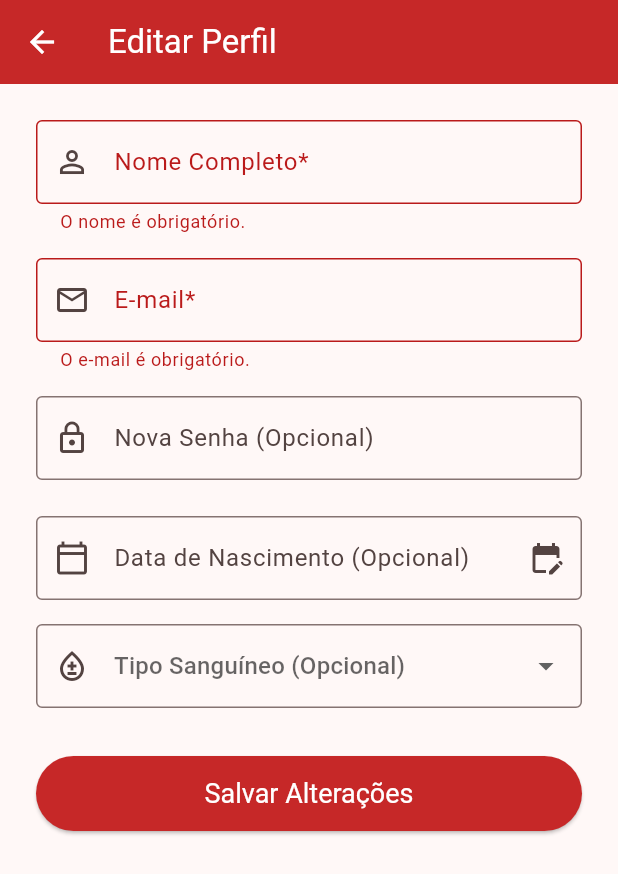
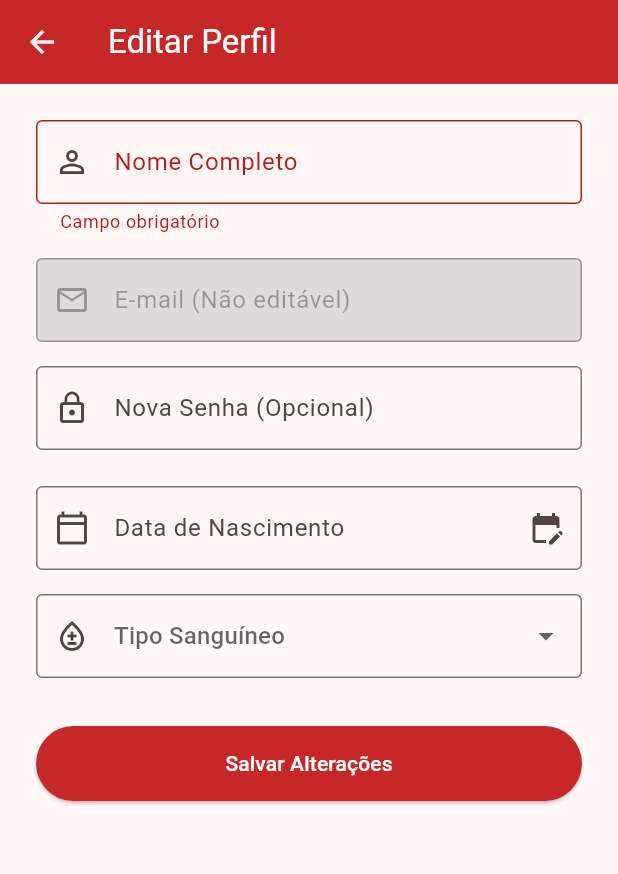
Before and after one commit to diegovitorportella/gotas-de-esperanca, a Flutter app: the EditarPerfilScreen screen opened directly with empty values, after a tap on "Salvar Alterações", on a phone screen of 412 x 824 dp. Shown: the top 874 px of the screen. Run offline on Flutter 3.47's test engine with Material 3 defaults, Android fonts, the phone set to English and light mode, and no system bars; our stand-ins replace firebase_auth, firebase_core, firebase_database, flutter_map, geolocator, latlong2 and 2 more; accounts and stored records are empty.

Commit message:
Implementa Login e Perfil com Firebase Realtime Database

```diff
--- a/lib/editar_perfil_screen.dart
+++ b/lib/editar_perfil_screen.dart
@@ -1,8 +1,8 @@
 import 'package:flutter/material.dart';
-import 'package:gotas_de_esperanca/helpers/database_helper.dart';
+import 'package:firebase_auth/firebase_auth.dart';
+import 'package:firebase_database/firebase_database.dart';
 
 class EditarPerfilScreen extends StatefulWidget {
-  // 1. Recebe os dados atuais do perfil
   final Map<String, dynamic> perfilData;
 
   const EditarPerfilScreen({super.key, required this.perfilData});
@@ -13,8 +13,8 @@ class EditarPerfilScreen extends StatefulWidget {
 
 class _EditarPerfilScreenState extends State<EditarPerfilScreen> {
   final _nomeController = TextEditingController();
-  final _emailController = TextEditingController();
-  final _senhaController = TextEditingController(); // Para *nova* senha
+  final _emailController = TextEditingController(); // Apenas leitura visual por segurança
+  final _senhaController = TextEditingController();
   final _dataNascimentoController = TextEditingController();
   String? _tipoSanguineoSelecionado;
 
@@ -27,12 +27,11 @@ class _EditarPerfilScreenState extends State<EditarPerfilScreen> {
   @override
   void initState() {
     super.initState();
-    // 2. Pré-preenche os campos com os dados existentes
+    // Preenche com os dados vindos do Firebase (chaves em snake_case ou camelCase dependendo de como salvou)
     _nomeController.text = widget.perfilData['nome'] ?? '';
     _emailController.text = widget.perfilData['email'] ?? '';
-    // Deixamos a senha em branco por segurança. O usuário digita se quiser mudar.
-    _dataNascimentoController.text = widget.perfilData['dataNascimento'] ?? '';
-    _tipoSanguineoSelecionado = widget.perfilData['tipoSanguineo'];
+    _dataNascimentoController.text = widget.perfilData['data_nascimento'] ?? '';
+    _tipoSanguineoSelecionado = widget.perfilData['tipo_sanguineo'];
   }
 
   @override
@@ -44,71 +43,81 @@ class _EditarPerfilScreenState extends State<EditarPerfilScreen> {
     super.dispose();
   }
 
-  // 3. Função para Salvar (em vez de cadastrar)
   Future<void> _salvar() async {
     if (!_formKey.currentState!.validate()) {
       return;
     }
 
-    setState(() { _isLoading = true; });
-
-    // Se o campo senha estiver vazio, mantém a senha antiga (do widget.perfilData)
-    // Se estiver preenchido, usa a nova senha.
-    final String senhaParaSalvar = _senhaController.text.isNotEmpty
-        ? _senhaController.text // <<< Idealmente, aplicar HASH aqui
-        : widget.perfilData['senha']; // Mantém a senha antiga
+    setState(() => _isLoading = true);
 
     try {
-      final result = await DatabaseHelper.updateUserProfile(
-        nome: _nomeController.text,
-        email: _emailController.text,
-        senha: senhaParaSalvar, // Salva a senha (antiga ou nova)
-        dataNascimento: _dataNascimentoController.text.isNotEmpty ? _dataNascimentoController.text : null,
-        tipoSanguineo: _tipoSanguineoSelecionado,
-      );
+      final user = FirebaseAuth.instance.currentUser;
+      if (user == null) return;
 
-      setState(() { _isLoading = false; });
+      // 1. Atualizar dados no Realtime Database
+      final userRef = FirebaseDatabase.instance.ref("usuarios/${user.uid}");
+      await userRef.update({
+        "nome": _nomeController.text.trim(),
+        "data_nascimento": _dataNascimentoController.text,
+        "tipo_sanguineo": _tipoSanguineoSelecionado,
+      });
 
-      if (result > 0) {
+      // 2. Atualizar Senha (se o usuário digitou algo)
+      if (_senhaController.text.isNotEmpty) {
+        await user.updatePassword(_senhaController.text.trim());
+      }
+
+      // 3. Atualizar Email (se o usuário mudou) - Cuidado: isso pode deslogar o usuário
+      // Por simplicidade, vamos manter o email apenas visual ou bloquear edição se preferir.
+      if (_emailController.text.trim() != user.email) {
+        // await user.verifyBeforeUpdateEmail(_emailController.text.trim());
+        // Scenarios de mudança de email exigem reautenticação sensível.
+        // Vamos pular por enquanto para evitar crashes.
+      }
+
+      setState(() => _isLoading = false);
+
       if (mounted) {
         ScaffoldMessenger.of(context).showSnackBar(
           const SnackBar(content: Text('Perfil atualizado com sucesso!'), backgroundColor: Colors.green),
         );
-          // 4. Volta para a tela anterior (Perfil) e retorna 'true'
-          Navigator.pop(context, true);
+        Navigator.pop(context, true); // Retorna true para recarregar a tela anterior
       }
-      } else {
+
+    } on FirebaseAuthException catch (e) {
+      setState(() => _isLoading = false);
+      String msg = 'Erro ao atualizar.';
+      if (e.code == 'requires-recent-login') {
+        msg = 'Para mudar a senha, faça logout e login novamente.';
+      } else if (e.code == 'weak-password') {
+        msg = 'A senha é muito fraca.';
+      }
       if (mounted) {
         ScaffoldMessenger.of(context).showSnackBar(
-            const SnackBar(content: Text('Erro ao atualizar. O e-mail pode já estar em uso por outra conta.'), backgroundColor: Colors.red),
+          SnackBar(content: Text(msg), backgroundColor: Colors.red),
         );
       }
-      }
     } catch (e) {
-      setState(() { _isLoading = false; });
-      debugPrint("Erro ao salvar perfil: $e");
+      setState(() => _isLoading = false);
       if (mounted) {
         ScaffoldMessenger.of(context).showSnackBar(
-          const SnackBar(content: Text('Ocorreu um erro inesperado.'), backgroundColor: Colors.red),
+          SnackBar(content: Text('Erro: $e'), backgroundColor: Colors.red),
         );
       }
     }
   }
 
   Future<void> _selectDate(BuildContext context) async {
-    // ... (Código do _selectDate é idêntico ao do cadastro_screen.dart) ...
-    DateTime? initialDate;
+    DateTime initialDate = DateTime.now();
     try {
-      // Tenta usar a data que já estava salva
-      initialDate = DateTime.tryParse(_dataNascimentoController.text);
-    } catch (e) {
-      // se falhar, usa a data de hoje
-      initialDate = DateTime.now();
+      if (_dataNascimentoController.text.isNotEmpty) {
+        initialDate = DateTime.parse(_dataNascimentoController.text);
       }
+    } catch (_) {}
 
     final DateTime? picked = await showDatePicker(
       context: context,
-      initialDate: initialDate ?? DateTime.now(),
+      initialDate: initialDate,
       firstDate: DateTime(1900),
       lastDate: DateTime.now(),
       locale: const Locale('pt', 'BR'),
@@ -121,7 +130,6 @@ class _EditarPerfilScreenState extends State<EditarPerfilScreen> {
   @override
   Widget build(BuildContext context) {
     return Scaffold(
-      // 5. Título atualizado
       appBar: AppBar(
         title: const Text('Editar Perfil'),
         backgroundColor: const Color(0xFFC62828),
@@ -137,95 +145,45 @@ class _EditarPerfilScreenState extends State<EditarPerfilScreen> {
               children: <Widget>[
                 TextFormField(
                   controller: _nomeController,
-                  decoration: const InputDecoration(
-                    labelText: 'Nome Completo*',
-                    border: OutlineInputBorder(),
-                    prefixIcon: Icon(Icons.person_outline),
-                  ),
-                  keyboardType: TextInputType.name,
+                  decoration: const InputDecoration(labelText: 'Nome Completo', border: OutlineInputBorder(), prefixIcon: Icon(Icons.person_outline)),
                   textCapitalization: TextCapitalization.words,
-                  validator: (value) {
-                    if (value == null || value.isEmpty) return 'O nome é obrigatório.';
-                    return null;
-                  },
+                  validator: (v) => v!.isEmpty ? 'Campo obrigatório' : null,
                 ),
                 const SizedBox(height: 16.0),
                 TextFormField(
                   controller: _emailController,
-                  decoration: const InputDecoration(
-                    labelText: 'E-mail*',
-                    border: OutlineInputBorder(),
-                    prefixIcon: Icon(Icons.email_outlined),
-                  ),
-                  keyboardType: TextInputType.emailAddress,
-                  validator: (value) {
-                    if (value == null || value.isEmpty || !value.contains('@')) return 'O e-mail é obrigatório.';
-                    return null;
-                  },
+                  enabled: false, // Desabilitado para evitar complexidade de reautenticação
+                  decoration: const InputDecoration(labelText: 'E-mail (Não editável)', border: OutlineInputBorder(), prefixIcon: Icon(Icons.email_outlined), filled: true, fillColor: Colors.black12),
                 ),
                 const SizedBox(height: 16.0),
                 TextFormField(
                   controller: _senhaController,
                   obscureText: true,
-                  decoration: const InputDecoration(
-                    // 6. Texto de ajuda atualizado
-                    labelText: 'Nova Senha (Opcional)',
-                    hintText: 'Deixe em branco para manter a senha atual',
-                    border: OutlineInputBorder(),
-                    prefixIcon: Icon(Icons.lock_outline),
-                  ),
-                  // Validação de senha agora é opcional
+                  decoration: const InputDecoration(labelText: 'Nova Senha (Opcional)', hintText: 'Deixe vazio para manter a atual', border: OutlineInputBorder(), prefixIcon: Icon(Icons.lock_outline)),
                 ),
                 const SizedBox(height: 24.0),
                 TextFormField(
                   controller: _dataNascimentoController,
-                  decoration: InputDecoration(
-                      labelText: 'Data de Nascimento (Opcional)',
-                      border: const OutlineInputBorder(),
-                      prefixIcon: const Icon(Icons.calendar_today_outlined),
-                      suffixIcon: IconButton(
-                        icon: const Icon(Icons.edit_calendar),
-                        onPressed: () => _selectDate(context),
-                      )),
+                  decoration: InputDecoration(labelText: 'Data de Nascimento', border: const OutlineInputBorder(), prefixIcon: const Icon(Icons.calendar_today_outlined), suffixIcon: IconButton(icon: const Icon(Icons.edit_calendar), onPressed: () => _selectDate(context))),
                   readOnly: true,
                   onTap: () => _selectDate(context),
                 ),
                 const SizedBox(height: 16.0),
                 DropdownButtonFormField<String>(
                   value: _tipoSanguineoSelecionado,
-                  hint: const Text('Tipo Sanguíneo (Opcional)'),
-                  decoration: const InputDecoration(
-                    border: OutlineInputBorder(),
-                    prefixIcon: Icon(Icons.bloodtype_outlined),
-                  ),
-                  items: _tiposSanguineos.map((String tipo) {
-                    return DropdownMenuItem<String>(
-                      value: tipo,
-                      child: Text(tipo),
-                    );
-                  }).toList(),
-                  onChanged: (String? newValue) {
-                    setState(() {
-                      _tipoSanguineoSelecionado = newValue;
-                    });
-                  },
+                  hint: const Text('Tipo Sanguíneo'),
+                  decoration: const InputDecoration(border: OutlineInputBorder(), prefixIcon: Icon(Icons.bloodtype_outlined)),
+                  items: _tiposSanguineos.map((type) => DropdownMenuItem(value: type, child: Text(type))).toList(),
+                  onChanged: (v) => setState(() => _tipoSanguineoSelecionado = v),
                 ),
                 const SizedBox(height: 32.0),
                 _isLoading
                     ? const Center(child: CircularProgressIndicator(color: Color(0xFFC62828)))
                     : ElevatedButton(
-                  // 7. Chama _salvar
                   onPressed: _salvar,
-                  style: ElevatedButton.styleFrom(
-                    backgroundColor: const Color(0xFFC62828),
-                    foregroundColor: Colors.white,
-                    minimumSize: const Size(double.infinity, 50),
-                    textStyle: const TextStyle(fontSize: 18),
-                  ),
-                  // 8. Texto do botão atualizado
+                  style: ElevatedButton.styleFrom(backgroundColor: const Color(0xFFC62828), foregroundColor: Colors.white, minimumSize: const Size(double.infinity, 50)),
                   child: const Text('Salvar Alterações'),
                 ),
-                // 9. Removido o botão "Já tenho conta"
               ],
             ),
           ),
--- a/pubspec.yaml
+++ b/pubspec.yaml
@@ -12,10 +12,10 @@ dependencies:
   flutter_localizations:
     sdk: flutter
 
-  # MANTENHA APENAS ESTES DOIS:
+  # --- FIREBASE (Adicionado firebase_auth) ---
   firebase_core: ^3.1.1
   firebase_database: ^11.0.1
-  # REMOVA A LINHA DO firebase_auth
+  firebase_auth: ^5.1.1
 
   shared_preferences: ^2.2.3
   intl: ^0.19.0
```
Also changed, not shown: lib/cadastro_screen.dart (+42 -16 lines), lib/calendario_screen.dart (+26 -56 lines), lib/login_screen.dart (+21 -23 lines), lib/main_screen.dart (+79 -58 lines), pubspec.lock, 3 other files. Lines whose indentation alone changed are shown as unchanged.
